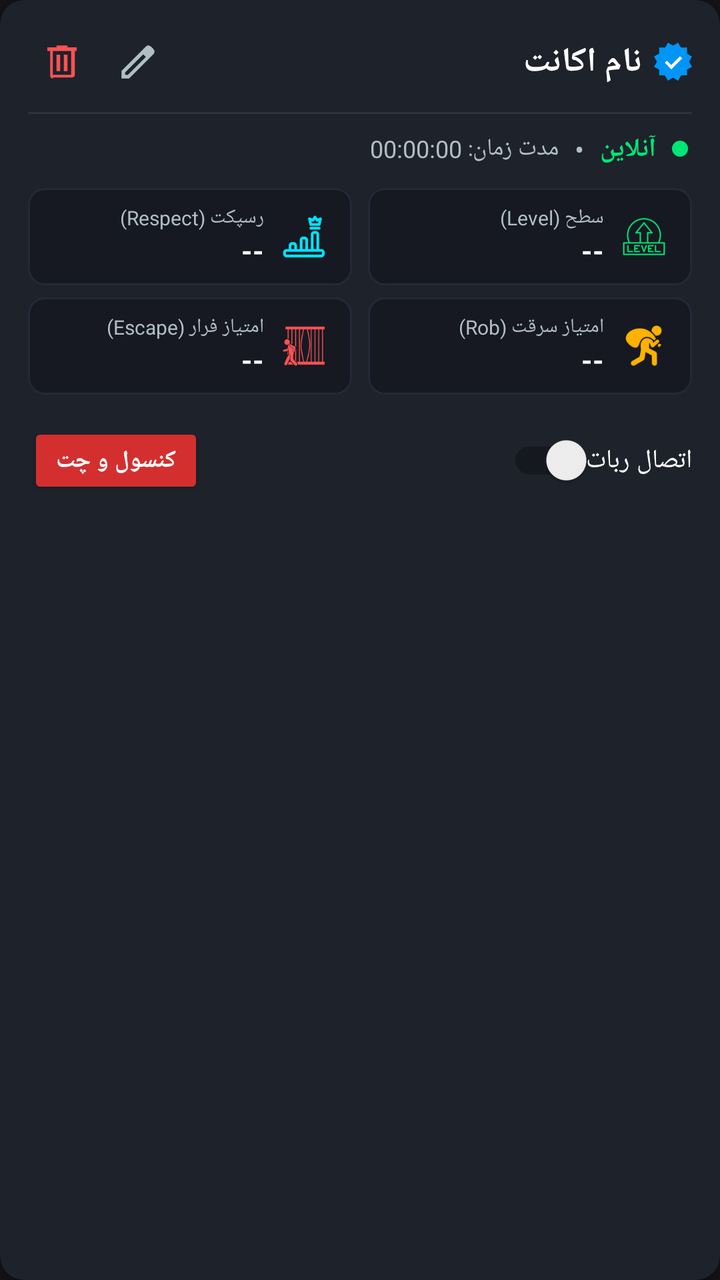
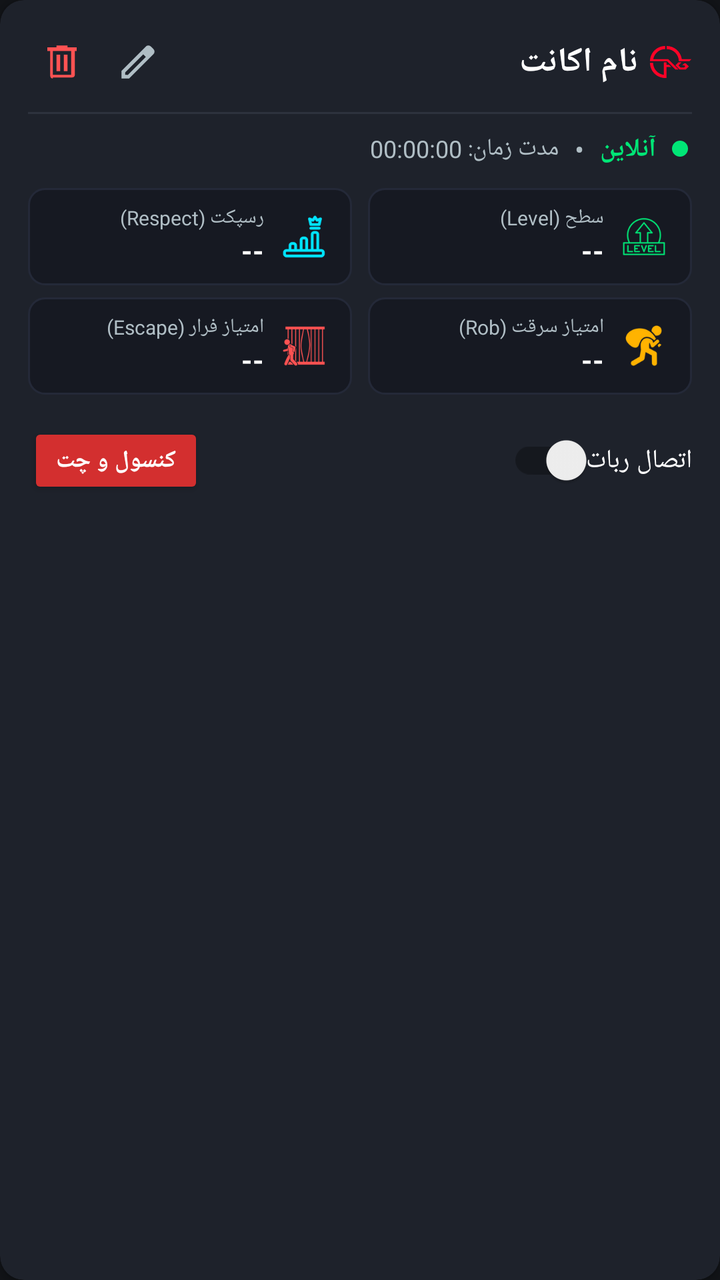

The first picture is an Android layout as it rendered before a commit; the second is the same layout after the commit. The layout source and the unified diff follow.
<!-- AndroidManifest.xml: application theme Theme.AGRak -->
<!-- res/layout/item_account_card.xml -->
<?xml version="1.0" encoding="utf-8"?>
<androidx.cardview.widget.CardView xmlns:android="http://schemas.android.com/apk/res/android"
    xmlns:app="http://schemas.android.com/apk/res-auto"
    android:layout_width="match_parent"
    android:layout_height="wrap_content"
    android:layout_marginHorizontal="6dp"
    android:layout_marginVertical="6dp"
    app:cardBackgroundColor="@color/card_dark"
    app:cardCornerRadius="12dp"
    app:cardElevation="3dp"
    android:layoutDirection="rtl">

    <LinearLayout
        android:layout_width="match_parent"
        android:layout_height="wrap_content"
        android:orientation="vertical"
        android:padding="14dp">

        
        <LinearLayout
            android:layout_width="match_parent"
            android:layout_height="wrap_content"
            android:gravity="center_vertical"
            android:orientation="horizontal">

            <LinearLayout
                android:layout_width="0dp"
                android:layout_height="wrap_content"
                android:layout_weight="1"
                android:gravity="start|center_vertical"
                android:orientation="horizontal">

                <ImageView
                    android:id="@+id/imgVerifiedBadge"
                    android:layout_width="19dp"
                    android:layout_height="19dp"
                    android:layout_marginEnd="6dp"
                    android:src="@drawable/ic_instagram_verified"
                    android:contentDescription="تیک آبی" />

                <TextView
                    android:id="@+id/tvAccountNick"
                    android:layout_width="wrap_content"
                    android:layout_height="wrap_content"
                    android:text="نام اکانت"
                    android:textColor="@color/text_white"
                    android:textSize="17sp"
                    android:textStyle="bold"
                    android:singleLine="true"
                    android:ellipsize="end" />
            </LinearLayout>

            
            <ImageButton
                android:id="@+id/btnEditAccount"
                android:layout_width="34dp"
                android:layout_height="34dp"
                android:padding="6dp"
                android:scaleType="fitCenter"
                android:background="?attr/selectableItemBackgroundBorderless"
                android:src="@drawable/ic_edit"
                app:srcCompat="@drawable/ic_edit"
                android:tint="@color/text_secondary"
                app:tint="@color/text_secondary"
                android:contentDescription="ویرایش اکانت" />

            
            <ImageButton
                android:id="@+id/btnDeleteAccount"
                android:layout_width="34dp"
                android:layout_height="34dp"
                android:layout_marginStart="4dp"
                android:padding="6dp"
                android:scaleType="fitCenter"
                android:background="?attr/selectableItemBackgroundBorderless"
                android:src="@drawable/ic_delete"
                app:srcCompat="@drawable/ic_delete"
                android:tint="@color/status_red"
                app:tint="@color/status_red"
                android:contentDescription="حذف اکانت" />
        </LinearLayout>

        
        <View
            android:layout_width="match_parent"
            android:layout_height="1dp"
            android:layout_marginVertical="8dp"
            android:background="@color/card_stroke" />

        
        <LinearLayout
            android:layout_width="match_parent"
            android:layout_height="wrap_content"
            android:gravity="center_vertical"
            android:orientation="horizontal">

            
            <View
                android:id="@+id/viewStatusDot"
                android:layout_width="8dp"
                android:layout_height="8dp"
                android:layout_marginStart="2dp"
                android:layout_marginEnd="8dp"
                android:background="@drawable/bg_dot_online" />

            
            <TextView
                android:id="@+id/tvStatus"
                android:layout_width="wrap_content"
                android:layout_height="wrap_content"
                android:text="آنلاین"
                android:textColor="@color/status_green"
                android:textSize="13sp"
                android:textStyle="bold" />

            
            <TextView
                android:layout_width="wrap_content"
                android:layout_height="wrap_content"
                android:layout_marginHorizontal="8dp"
                android:text="•"
                android:textColor="@color/text_secondary" />

            
            <TextView
                android:id="@+id/tvUptime"
                android:layout_width="wrap_content"
                android:layout_height="wrap_content"
                android:text="مدت زمان: 00:00:00"
                android:textColor="@color/text_secondary"
                android:textSize="12sp" />
        </LinearLayout>

        
        <LinearLayout
            android:id="@+id/layoutStats"
            android:layout_width="match_parent"
            android:layout_height="wrap_content"
            android:layout_marginTop="10dp"
            android:orientation="vertical">

            
            <LinearLayout
                android:layout_width="match_parent"
                android:layout_height="wrap_content"
                android:orientation="horizontal">

                
                <LinearLayout
                    android:layout_width="0dp"
                    android:layout_height="wrap_content"
                    android:layout_weight="1"
                    android:layout_marginEnd="4dp"
                    android:background="@drawable/bg_stat_tile"
                    android:paddingHorizontal="10dp"
                    android:paddingVertical="8dp"
                    android:gravity="center_vertical"
                    android:orientation="horizontal">

                    <ImageView
                        android:layout_width="24dp"
                        android:layout_height="24dp"
                        android:layout_marginStart="2dp"
                        android:layout_marginEnd="8dp"
                        android:src="@drawable/tg_level"
                        android:contentDescription="Level" />

                    <LinearLayout
                        android:layout_width="wrap_content"
                        android:layout_height="wrap_content"
                        android:orientation="vertical">

                        <TextView
                            android:layout_width="wrap_content"
                            android:layout_height="wrap_content"
                            android:text="سطح (Level)"
                            android:textColor="@color/text_secondary"
                            android:textSize="10sp" />

                        <TextView
                            android:id="@+id/tvStatLevel"
                            android:layout_width="wrap_content"
                            android:layout_height="wrap_content"
                            android:text="--"
                            android:textColor="@color/text_white"
                            android:textSize="14sp"
                            android:textStyle="bold" />
                    </LinearLayout>
                </LinearLayout>

                
                <LinearLayout
                    android:layout_width="0dp"
                    android:layout_height="wrap_content"
                    android:layout_weight="1"
                    android:layout_marginStart="4dp"
                    android:background="@drawable/bg_stat_tile"
                    android:paddingHorizontal="10dp"
                    android:paddingVertical="8dp"
                    android:gravity="center_vertical"
                    android:orientation="horizontal">

                    <ImageView
                        android:layout_width="24dp"
                        android:layout_height="24dp"
                        android:layout_marginStart="2dp"
                        android:layout_marginEnd="8dp"
                        android:src="@drawable/tg_crown"
                        android:contentDescription="Respect" />

                    <LinearLayout
                        android:layout_width="wrap_content"
                        android:layout_height="wrap_content"
                        android:orientation="vertical">

                        <TextView
                            android:layout_width="wrap_content"
                            android:layout_height="wrap_content"
                            android:text="رسپکت (Respect)"
                            android:textColor="@color/text_secondary"
                            android:textSize="10sp" />

                        <TextView
                            android:id="@+id/tvStatRespect"
                            android:layout_width="wrap_content"
                            android:layout_height="wrap_content"
                            android:text="--"
                            android:textColor="@color/text_white"
                            android:textSize="14sp"
                            android:textStyle="bold" />
                    </LinearLayout>
                </LinearLayout>
            </LinearLayout>

            
            <LinearLayout
                android:layout_width="match_parent"
                android:layout_height="wrap_content"
                android:layout_marginTop="6dp"
                android:orientation="horizontal">

                
                <LinearLayout
                    android:layout_width="0dp"
                    android:layout_height="wrap_content"
                    android:layout_weight="1"
                    android:layout_marginEnd="4dp"
                    android:background="@drawable/bg_stat_tile"
                    android:paddingHorizontal="10dp"
                    android:paddingVertical="8dp"
                    android:gravity="center_vertical"
                    android:orientation="horizontal">

                    <ImageView
                        android:layout_width="24dp"
                        android:layout_height="24dp"
                        android:layout_marginStart="2dp"
                        android:layout_marginEnd="8dp"
                        android:src="@drawable/tg_rob_thief"
                        android:contentDescription="Rob Points" />

                    <LinearLayout
                        android:layout_width="wrap_content"
                        android:layout_height="wrap_content"
                        android:orientation="vertical">

                        <TextView
                            android:layout_width="wrap_content"
                            android:layout_height="wrap_content"
                            android:text="امتیاز سرقت (Rob)"
                            android:textColor="@color/text_secondary"
                            android:textSize="10sp" />

                        <TextView
                            android:id="@+id/tvStatRob"
                            android:layout_width="wrap_content"
                            android:layout_height="wrap_content"
                            android:text="--"
                            android:textColor="@color/text_white"
                            android:textSize="14sp"
                            android:textStyle="bold" />
                    </LinearLayout>
                </LinearLayout>

                
                <LinearLayout
                    android:layout_width="0dp"
                    android:layout_height="wrap_content"
                    android:layout_weight="1"
                    android:layout_marginStart="4dp"
                    android:background="@drawable/bg_stat_tile"
                    android:paddingHorizontal="10dp"
                    android:paddingVertical="8dp"
                    android:gravity="center_vertical"
                    android:orientation="horizontal">

                    <ImageView
                        android:layout_width="24dp"
                        android:layout_height="24dp"
                        android:layout_marginStart="2dp"
                        android:layout_marginEnd="8dp"
                        android:src="@drawable/tg_escape_jail"
                        android:contentDescription="Escape Points" />

                    <LinearLayout
                        android:layout_width="wrap_content"
                        android:layout_height="wrap_content"
                        android:orientation="vertical">

                        <TextView
                            android:layout_width="wrap_content"
                            android:layout_height="wrap_content"
                            android:text="امتیاز فرار (Escape)"
                            android:textColor="@color/text_secondary"
                            android:textSize="10sp" />

                        <TextView
                            android:id="@+id/tvStatEscape"
                            android:layout_width="wrap_content"
                            android:layout_height="wrap_content"
                            android:text="--"
                            android:textColor="@color/text_white"
                            android:textSize="14sp"
                            android:textStyle="bold" />
                    </LinearLayout>
                </LinearLayout>
            </LinearLayout>
        </LinearLayout>

        
        <LinearLayout
            android:layout_width="match_parent"
            android:layout_height="wrap_content"
            android:layout_marginTop="14dp"
            android:gravity="center_vertical"
            android:orientation="horizontal">

            <androidx.appcompat.widget.SwitchCompat
                android:id="@+id/switchConnect"
                android:layout_width="wrap_content"
                android:layout_height="wrap_content"
                android:text="اتصال ربات"
                android:textColor="@color/text_white"
                android:textSize="13sp" />

            <View
                android:layout_width="0dp"
                android:layout_height="0dp"
                android:layout_weight="1" />

            <Button
                android:id="@+id/btnEnterChat"
                android:layout_width="wrap_content"
                android:layout_height="38dp"
                android:backgroundTint="@color/primary_red"
                android:text="کنسول و چت"
                android:textColor="@color/text_white"
                android:textSize="12sp"
                android:textStyle="bold" />
        </LinearLayout>

    </LinearLayout>
</androidx.cardview.widget.CardView>
<!-- resources referenced by this layout -->
<resources>
  <color name="card_dark">#1E222B</color>
  <color name="card_stroke">#2D323E</color>
  <color name="primary_red">#D32F2F</color>
  <color name="status_green">#00E676</color>
  <color name="status_red">#FF5252</color>
  <color name="text_secondary">#B0BEC5</color>
  <color name="text_white">#FFFFFF</color>
  <!-- drawable bg_dot_online (drawable) -->
  <?xml version="1.0" encoding="utf-8"?>
  <shape xmlns:android="http://schemas.android.com/apk/res/android"
      android:shape="oval">
      <solid android:color="#00E676" />
      <size android:width="10dp" android:height="10dp" />
  </shape>
  <!-- drawable bg_stat_tile (drawable) -->
  <?xml version="1.0" encoding="utf-8"?>
  <shape xmlns:android="http://schemas.android.com/apk/res/android"
      android:shape="rectangle">
      <solid android:color="#161922" />
      <stroke android:width="1dp" android:color="#242938" />
      <corners android:radius="8dp" />
  </shape>
  <!-- drawable ic_delete (drawable) -->
  <vector xmlns:android="http://schemas.android.com/apk/res/android"
      android:width="24dp"
      android:height="24dp"
      android:viewportWidth="24"
      android:viewportHeight="24">
      <path
          android:fillColor="#FFFFFFFF"
          android:pathData="M7,21c-0.825,0 -1.412,-0.587 -1.412,-1.413V6H4V4h5V3h6v1h5v2h-1v13c0,0.825 -0.587,1.413 -1.413,1.413H7zM17,6H7v13h10V6zM9,17h2V8H9v9zm4,0h2V8h-2v9z"/>
  </vector>
  <!-- drawable ic_instagram_verified (drawable) -->
  <vector xmlns:android="http://schemas.android.com/apk/res/android"
      android:width="20dp"
      android:height="20dp"
      android:viewportWidth="40"
      android:viewportHeight="40">
      <path
          android:fillColor="#0095F6"
          android:pathData="M19.998,3.094 L14.638,0 l-2.972,5.15 H5.432 v6.354 L0,14.64 3.094,20 0,25.359 l5.432,3.137 v5.905 h5.975 L14.638,40 l5.36,-3.094 L25.358,40 l3.232,-5.6 h6.162 v-6.01 L40,25.359 36.905,20 40,14.641 l-5.248,-3.03 v-6.46 h-6.419 L25.358,0 l-5.36,3.094 Z" />
      <path
          android:fillColor="#FFFFFF"
          android:pathData="M27.413,14.319 l2.254,2.287 -11.43,11.5 -6.835,-6.93 2.244,-2.258 4.587,4.581 9.18,-9.18 Z" />
  </vector>
  <style name="Theme.AGRak" parent="Theme.AppCompat.DayNight.NoActionBar">
          <item name="colorPrimary">@color/primary_red</item>
          <item name="colorPrimaryDark">@color/primary_red_dark</item>
          <item name="colorAccent">@color/accent_gold</item>
          <item name="android:windowBackground">@color/bg_dark</item>
          <item name="android:statusBarColor">#0A0B0E</item>
          <item name="android:navigationBarColor">#0A0B0E</item>
      </style>
  <color name="primary_red_dark">#9A0007</color>
  <color name="accent_gold">#FFB300</color>
  <color name="bg_dark">#121418</color>
  <!-- unchanged entries left out for length: 5 -->
</resources>

<!-- the commit's change to res/layout/item_account_card.xml (unified diff, before → after) -->
@@ -32,11 +32,12 @@
 
                 <ImageView
                     android:id="@+id/imgVerifiedBadge"
-                    android:layout_width="19dp"
-                    android:layout_height="19dp"
+                    android:layout_width="21dp"
+                    android:layout_height="16dp"
                     android:layout_marginEnd="6dp"
-                    android:src="@drawable/ic_instagram_verified"
-                    android:contentDescription="تیک آبی" />
+                    android:adjustViewBounds="true"
+                    android:src="@drawable/ic_arsacia_game_logo"
+                    android:contentDescription="Arsacia Game Logo" />
 
                 <TextView
                     android:id="@+id/tvAccountNick"
<!-- resource entries referenced after the edit -->
@@ -22,6 +22,25 @@
       <stroke android:width="1dp" android:color="#242938" />
       <corners android:radius="8dp" />
   </shape>
+  <!-- drawable ic_arsacia_game_logo (drawable) -->
+  <vector xmlns:android="http://schemas.android.com/apk/res/android"
+      android:width="21dp"
+      android:height="16dp"
+      android:viewportWidth="42"
+      android:viewportHeight="32">
+    <path
+        android:fillColor="#FF0327"
+        android:pathData="M35.7641,17.3101L38.8641,20.411L35.7641,23.5118H29.5624L25.4288,19.3773L28.5297,16.2773H31.6297L28.5297,19.3773L30.5961,21.4446H34.2133L35.2469,20.411L34.2133,19.3773H32.1469L34.2133,17.3101H35.7641Z"/>
+    <path
+        android:fillColor="#FF0327"
+        android:pathData="M41.4478,13.1767L39.3798,15.2439H29.5625L29.5768,15.2296H28.827C28.827,8.54515 23.3886,3.10672 16.7041,3.10672V8.81588e-07C20.3883,-0.00125215 23.948,1.33326 26.7234,3.75616C29.4988,6.17907 31.3016,9.52604 31.7977,13.1767H41.4478Z"/>
+    <path
+        android:fillColor="#FF0327"
+        android:pathData="M16.4505,20.9273V23.3514H16.4715V31.9998H15.233V31.9914V31.9973C13.2323,31.9991 11.251,31.6064 9.40226,30.8417C7.55353,30.077 5.87371,28.9553 4.45889,27.5408C3.04407,26.1263 1.92201,24.4467 1.15691,22.5982C0.391811,20.7496 -0.00132193,18.7683 3.3395e-06,16.7677H3.10672C3.10672,22.992 7.82137,28.1358 13.8669,28.8142V16.2773H16.4505V18.861H19.0341L21.1013,20.9273H16.4505Z"/>
+    <path
+        android:fillColor="#FF0327"
+        android:pathData="M18.1944,13.1767L28.5297,23.5103H25.4289L17.1608,15.2422H1.10582L0,15.2372V15.1977C0.00623066,11.1634 1.61379,7.2966 4.46947,4.44691C7.32514,1.59722 11.1953,-0.00222794 15.2296,2.32928e-06V3.10672C9.24458,3.10672 4.25872,7.46619 3.28052,13.1767H18.1944Z"/>
+  </vector>
   <!-- drawable ic_delete (drawable) -->
   <vector xmlns:android="http://schemas.android.com/apk/res/android"
       android:width="24dp"
@@ -31,19 +50,6 @@
       <path
           android:fillColor="#FFFFFFFF"
           android:pathData="M7,21c-0.825,0 -1.412,-0.587 -1.412,-1.413V6H4V4h5V3h6v1h5v2h-1v13c0,0.825 -0.587,1.413 -1.413,1.413H7zM17,6H7v13h10V6zM9,17h2V8H9v9zm4,0h2V8h-2v9z"/>
-  </vector>
-  <!-- drawable ic_instagram_verified (drawable) -->
-  <vector xmlns:android="http://schemas.android.com/apk/res/android"
-      android:width="20dp"
-      android:height="20dp"
-      android:viewportWidth="40"
-      android:viewportHeight="40">
-      <path
-          android:fillColor="#0095F6"
-          android:pathData="M19.998,3.094 L14.638,0 l-2.972,5.15 H5.432 v6.354 L0,14.64 3.094,20 0,25.359 l5.432,3.137 v5.905 h5.975 L14.638,40 l5.36,-3.094 L25.358,40 l3.232,-5.6 h6.162 v-6.01 L40,25.359 36.905,20 40,14.641 l-5.248,-3.03 v-6.46 h-6.419 L25.358,0 l-5.36,3.094 Z" />
-      <path
-          android:fillColor="#FFFFFF"
-          android:pathData="M27.413,14.319 l2.254,2.287 -11.43,11.5 -6.835,-6.93 2.244,-2.258 4.587,4.581 9.18,-9.18 Z" />
   </vector>
   <style name="Theme.AGRak" parent="Theme.AppCompat.DayNight.NoActionBar">
           <item name="colorPrimary">@color/primary_red</item>
